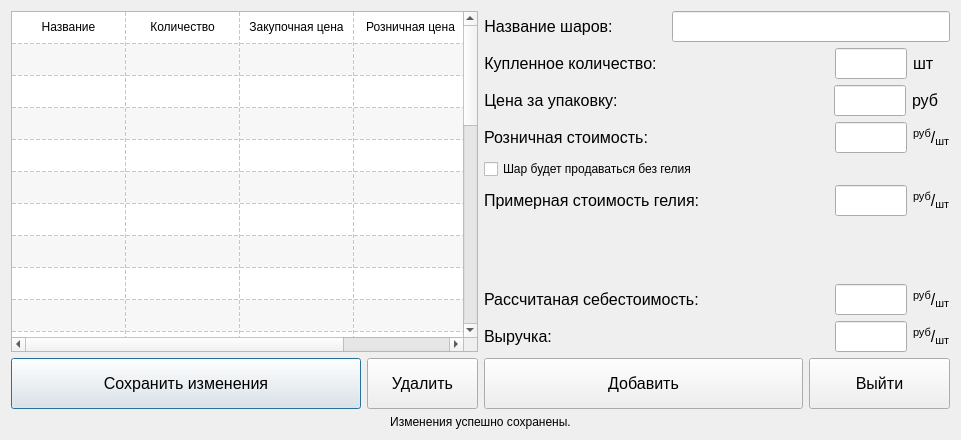
The window that addnewbaloons.ui (slgero/Baloons) describes before a commit, drawn with Qt 5.
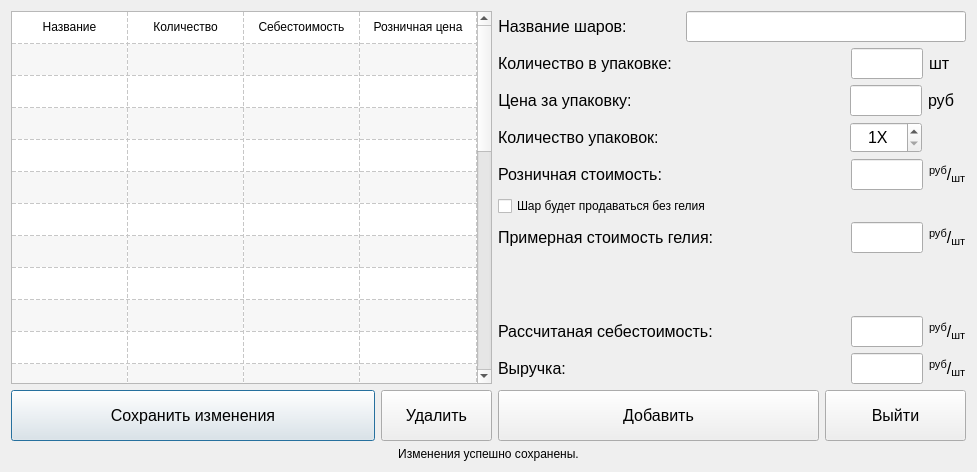
The same window after the commit. Icons and pictures are not drawn.

What changed in the file:
```diff
--- a/addnewbaloons.ui
+++ b/addnewbaloons.ui
@@ -9,13 +9,13 @@
    <rect>
     <x>0</x>
     <y>0</y>
-    <width>961</width>
-    <height>440</height>
+    <width>977</width>
+    <height>472</height>
    </rect>
   </property>
   <property name="maximumSize">
    <size>
-    <width>961</width>
+    <width>977</width>
     <height>16777215</height>
    </size>
   </property>
@@ -37,11 +37,17 @@
   </property>
   <layout class="QVBoxLayout" name="verticalLayout_4">
    <item>
-    <layout class="QHBoxLayout" name="horizontalLayout_15">
+    <layout class="QHBoxLayout" name="horizontalLayout_16">
      <item>
       <layout class="QVBoxLayout" name="verticalLayout">
        <item>
         <widget class="QTableWidget" name="tableWidget">
+         <property name="minimumSize">
+          <size>
+           <width>481</width>
+           <height>0</height>
+          </size>
+         </property>
          <property name="contextMenuPolicy">
           <enum>Qt::DefaultContextMenu</enum>
          </property>
@@ -88,7 +94,7 @@
           <bool>false</bool>
          </attribute>
          <attribute name="horizontalHeaderDefaultSectionSize">
-          <number>114</number>
+          <number>116</number>
          </attribute>
          <attribute name="horizontalHeaderHighlightSections">
           <bool>true</bool>
@@ -171,7 +177,7 @@
          </item>
          <item row="0" column="2">
           <property name="text">
-           <string>Закупочная цена</string>
+           <string>Себестоимость</string>
           </property>
           <property name="textAlignment">
            <set>AlignCenter</set>
@@ -343,7 +349,7 @@
          <item>
           <widget class="QLabel" name="label_2">
            <property name="text">
-            <string>&lt;html&gt;&lt;head/&gt;&lt;body&gt;&lt;p align=&quot;center&quot;&gt;&lt;span style=&quot; font-size:12pt;&quot;&gt;Купленное количество:&lt;/span&gt;&lt;/p&gt;&lt;/body&gt;&lt;/html&gt;</string>
+            <string>&lt;html&gt;&lt;head/&gt;&lt;body&gt;&lt;p&gt;&lt;span style=&quot; font-size:12pt;&quot;&gt;Количество в упаковке:&lt;/span&gt;&lt;/p&gt;&lt;/body&gt;&lt;/html&gt;</string>
            </property>
           </widget>
          </item>
@@ -494,6 +500,88 @@
          </item>
         </layout>
        </item>
+       <item>
+        <layout class="QHBoxLayout" name="horizontalLayout_15">
+         <item>
+          <widget class="QLabel" name="label_14">
+           <property name="text">
+            <string>&lt;html&gt;&lt;head/&gt;&lt;body&gt;&lt;p&gt;&lt;span style=&quot; font-size:12pt;&quot;&gt;Количество упаковок:&lt;/span&gt;&lt;/p&gt;&lt;/body&gt;&lt;/html&gt;</string>
+           </property>
+          </widget>
+         </item>
+         <item>
+          <spacer name="horizontalSpacer_4">
+           <property name="orientation">
+            <enum>Qt::Horizontal</enum>
+           </property>
+           <property name="sizeHint" stdset="0">
+            <size>
+             <width>40</width>
+             <height>20</height>
+            </size>
+           </property>
+          </spacer>
+         </item>
+         <item>
+          <widget class="QSpinBox" name="spinBox">
+           <property name="minimumSize">
+            <size>
+             <width>72</width>
+             <height>31</height>
+            </size>
+           </property>
+           <property name="font">
+            <font>
+             <pointsize>12</pointsize>
+            </font>
+           </property>
+           <property name="wrapping">
+            <bool>false</bool>
+           </property>
+           <property name="frame">
+            <bool>true</bool>
+           </property>
+           <property name="alignment">
+            <set>Qt::AlignCenter</set>
+           </property>
+           <property name="buttonSymbols">
+            <enum>QAbstractSpinBox::UpDownArrows</enum>
+           </property>
+           <property name="specialValueText">
+            <string/>
+           </property>
+           <property name="showGroupSeparator" stdset="0">
+            <bool>false</bool>
+           </property>
+           <property name="suffix">
+            <string>X</string>
+           </property>
+           <property name="minimum">
+            <number>1</number>
+           </property>
+           <property name="maximum">
+            <number>20</number>
+           </property>
+          </widget>
+         </item>
+         <item>
+          <spacer name="horizontalSpacer_12">
+           <property name="orientation">
+            <enum>Qt::Horizontal</enum>
+           </property>
+           <property name="sizeType">
+            <enum>QSizePolicy::Fixed</enum>
+           </property>
+           <property name="sizeHint" stdset="0">
+            <size>
+             <width>44</width>
+             <height>20</height>
+            </size>
+           </property>
+          </spacer>
+         </item>
+        </layout>
+       </item>
        <item>
         <layout class="QHBoxLayout" name="horizontalLayout_6">
          <item>
```
Left out of the diff: 3 changed lines with no effect on the pictures.
